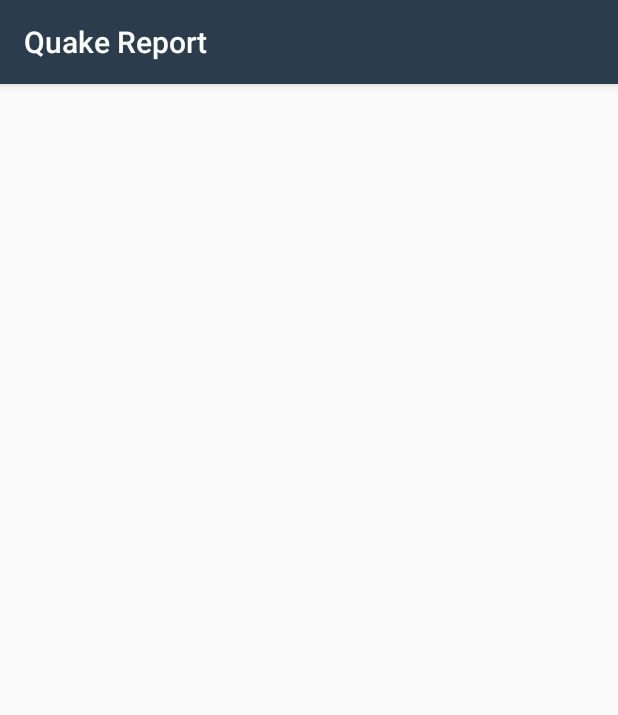
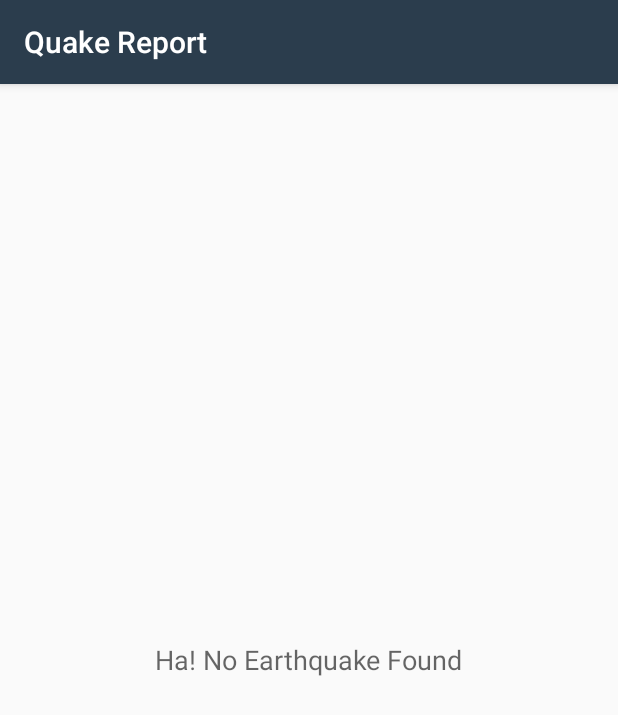
Before and after one commit to snail15/ud843-QuakeReport, an Android app: the screen it shows after launch (EarthquakeActivity), on a phone screen of 412 x 824 dp. Shown: the top 715 px of the screen. Run offline under Robolectric (Android 15) with nearby library versions, the phone set to English and light mode, and no system bars.

Commit message:
Add EmptyView

```diff
--- a/app/src/main/java/com/example/android/ud843_quakereport/EarthquakeActivity.java
+++ b/app/src/main/java/com/example/android/ud843_quakereport/EarthquakeActivity.java
@@ -10,6 +10,9 @@ import android.support.v7.app.AppCompatActivity;
 import android.view.View;
 import android.widget.AdapterView;
 import android.widget.ListView;
+import android.widget.TextView;
+
+import org.w3c.dom.Text;
 
 import java.util.ArrayList;
 import java.util.List;
@@ -17,6 +20,7 @@ import java.util.List;
 public class EarthquakeActivity extends AppCompatActivity implements android.app.LoaderManager.LoaderCallbacks<List<Earthquake>> {
 
     private EarthquakeAdapter mAdapter;
+    private TextView mEmptyTextView;
     private static final int EARTHQUAKE_LOADER_ID = 1;
     public static final String LOG_TAG = EarthquakeActivity.class.getName();
     public static final String QUERY_URL = "http://earthquake.usgs.gov/fdsnws/event/1/query?format=geojson&eventtype=earthquake&orderby=time&minmag=6&limit=10";
@@ -37,9 +41,11 @@ public class EarthquakeActivity extends AppCompatActivity implements android.app
         ListView listView = (ListView) findViewById(R.id.list);
         // Set the adapter on the {@link ListView}
         // so the list can be populated in the user interface
+        mEmptyTextView = (TextView)findViewById(R.id.empty_view);
 
         mAdapter = new EarthquakeAdapter(this, new ArrayList<Earthquake>());
         listView.setAdapter(mAdapter);
+        listView.setEmptyView(mEmptyTextView);
 
         listView.setOnItemClickListener(new AdapterView.OnItemClickListener() {
             @Override
@@ -69,6 +75,7 @@ public class EarthquakeActivity extends AppCompatActivity implements android.app
     @Override
     public void onLoadFinished(android.content.Loader<List<Earthquake>> loader, List<Earthquake> earthquakes) {
         mAdapter.clear();
+        mEmptyTextView.setText(R.string.no_result);
         if (earthquakes != null && !earthquakes.isEmpty()){
             mAdapter.addAll(earthquakes);
         }
--- a/app/src/main/res/layout/earthquake_activity.xml
+++ b/app/src/main/res/layout/earthquake_activity.xml
@@ -1,23 +1,22 @@
-<?xml version="1.0" encoding="utf-8"?>
-<!-- Copyright (C) 2016 The Android Open Source Project
+<RelativeLayout
+    xmlns:android="http://schemas.android.com/apk/res/android"
+    android:layout_width="match_parent"
+    android:layout_height="match_parent">
 
-     Licensed under the Apache License, Version 2.0 (the "License");
-     you may not use this file except in compliance with the License.
-     You may obtain a copy of the License at
+    <ListView
+        android:id="@+id/list"
+        android:orientation="vertical"
+        android:layout_width="match_parent"
+        android:layout_height="match_parent"
+        android:divider="@null"
+        android:dividerHeight="0dp"/>
 
-          http://www.apache.org/licenses/LICENSE-2.0
+    <!-- Empty view is only visible when the list has no items. -->
+    <TextView
+        android:id="@+id/empty_view"
+        android:layout_width="wrap_content"
+        android:layout_height="wrap_content"
+        android:layout_centerInParent="true"
+        android:textAppearance="?android:textAppearanceMedium"/>
 
-     Unless required by applicable law or agreed to in writing, software
-     distributed under the License is distributed on an "AS IS" BASIS,
-     WITHOUT WARRANTIES OR CONDITIONS OF ANY KIND, either express or implied.
-     See the License for the specific language governing permissions and
-     limitations under the License.
--->
-<!-- Layout for a list of earthquakes -->
-<ListView xmlns:android="http://schemas.android.com/apk/res/android"
-          android:id="@+id/list"
-          android:orientation="vertical"
-          android:layout_width="match_parent"
-          android:layout_height="match_parent"
-          android:divider="@null"
-          android:dividerHeight="0dp"/>
+</RelativeLayout>
--- a/app/src/main/res/values/strings.xml
+++ b/app/src/main/res/values/strings.xml
@@ -16,4 +16,5 @@
 <resources>
     <string name="app_name">Quake Report</string>
     <string name="near_the">Near the</string>
+    <string name="no_result">Ha! No Earthquake Found</string>
 </resources>
```
